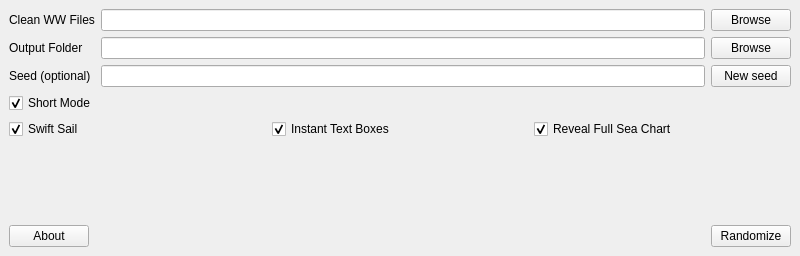
The window that ui/randomizer_window.ui (LagoLunatic/wwrando) describes before a commit, drawn with Qt 5.
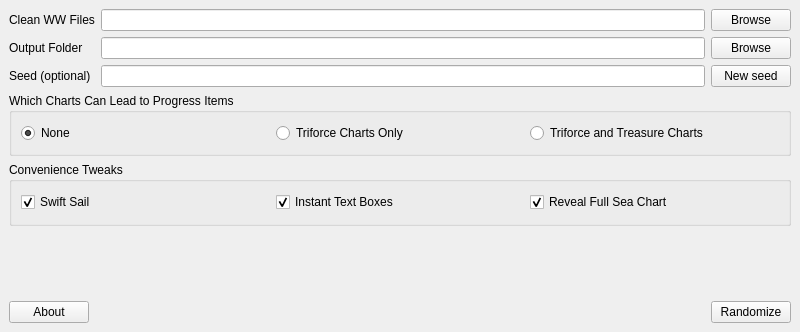
The same window after the commit.

Commit message: Add option for what charts can lead to progress items

What changed in the file:
```diff
--- a/ui/randomizer_window.ui
+++ b/ui/randomizer_window.ui
@@ -7,7 +7,7 @@
     <x>0</x>
     <y>0</y>
     <width>800</width>
-    <height>256</height>
+    <height>332</height>
    </rect>
   </property>
   <property name="windowTitle">
@@ -71,22 +71,45 @@
      </layout>
     </item>
     <item>
+     <widget class="QGroupBox" name="groupBox">
+      <property name="title">
+       <string>Which Charts Can Lead to Progress Items</string>
+      </property>
+      <layout class="QHBoxLayout" name="horizontalLayout_4">
+       <item>
+        <widget class="QRadioButton" name="no_progression_charts">
+         <property name="text">
+          <string>None</string>
+         </property>
+         <property name="checked">
+          <bool>true</bool>
+         </property>
+        </widget>
+       </item>
+       <item>
+        <widget class="QRadioButton" name="triforce_progression_charts">
+         <property name="text">
+          <string>Triforce Charts Only</string>
+         </property>
+        </widget>
+       </item>
+       <item>
+        <widget class="QRadioButton" name="all_progression_charts">
+         <property name="text">
+          <string>Triforce and Treasure Charts</string>
+         </property>
+        </widget>
+       </item>
+      </layout>
+     </widget>
+    </item>
+    <item>
+     <widget class="QGroupBox" name="groupBox_2">
+      <property name="title">
+       <string>Convenience Tweaks</string>
+      </property>
      <layout class="QHBoxLayout" name="horizontalLayout_2">
       <item>
-       <widget class="QCheckBox" name="short_mode">
-        <property name="text">
-         <string>Short Mode</string>
-        </property>
-        <property name="checked">
-         <bool>true</bool>
-        </property>
-       </widget>
-      </item>
-     </layout>
-    </item>
-    <item>
-     <layout class="QHBoxLayout" name="horizontalLayout_3">
-      <item>
        <widget class="QCheckBox" name="swift_sail">
         <property name="text">
          <string>Swift Sail</string>
@@ -117,6 +140,7 @@
        </widget>
       </item>
      </layout>
+     </widget>
     </item>
     <item>
      <widget class="QLabel" name="option_description">
```
Lines whose indentation alone changed are shown as unchanged. The commit also changes 4 other files.
